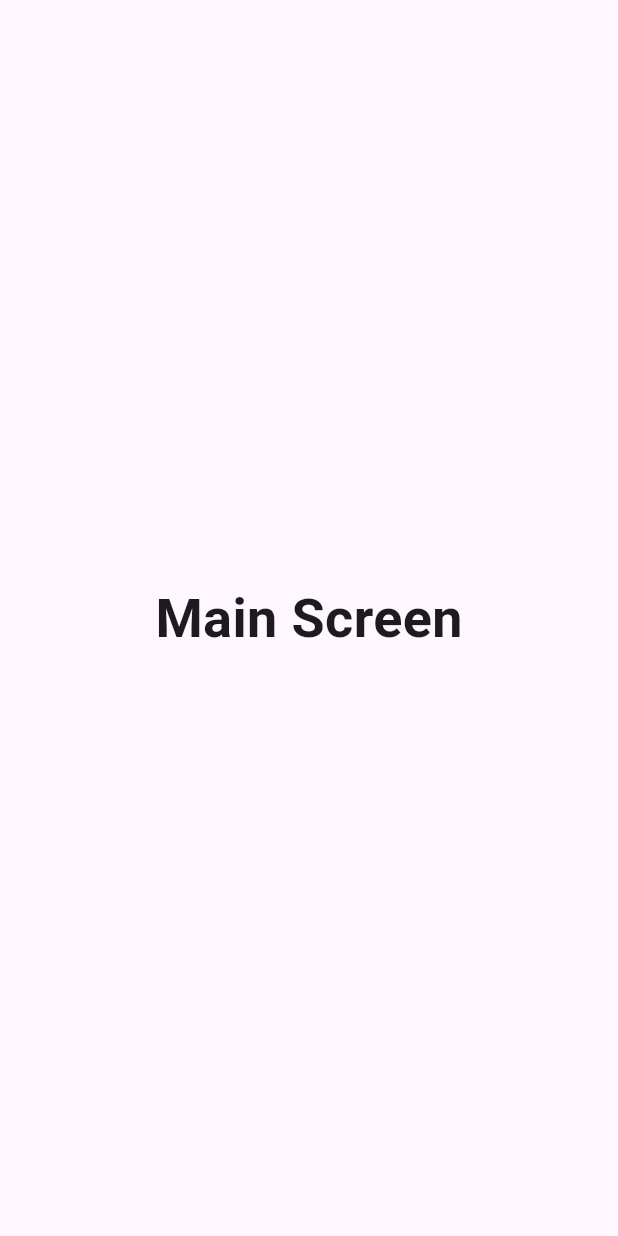
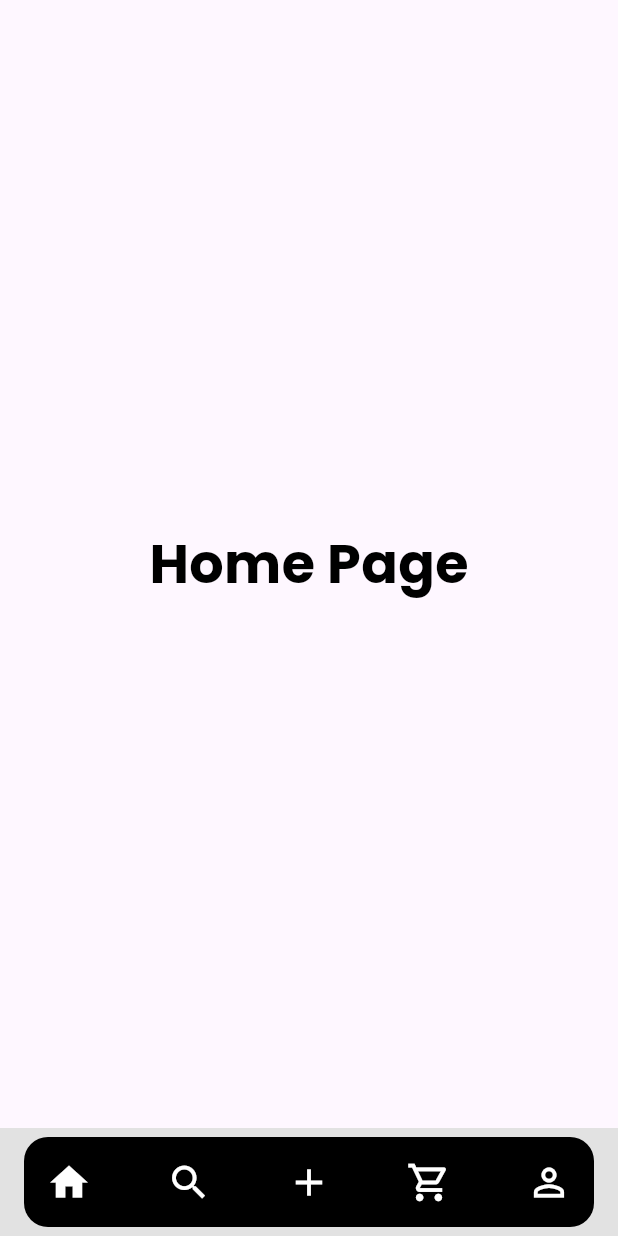
Before and after one commit to ashikulislamdev/mini_ecom, a Flutter app: the screen it shows after launch, on a phone screen of 412 x 824 dp. Run offline on Flutter 3.47's test engine with Material 2 defaults, Android fonts, the light colour scheme and no system bars; our stand-ins replace google_fonts.

Commit message:
Folder stracture and bottom nav bar complete with provider

```diff
--- /dev/null
+++ b/lib/controllers/main_screen_provider.dart
@@ -0,0 +1,11 @@
+import 'package:flutter/material.dart';
+
+class MainScreenNotifier extends ChangeNotifier {
+  int _pageIndex = 0;
+
+  int get pageIndex => _pageIndex;
+  set pageIndex(int newIndex) {
+    _pageIndex = newIndex;
+    notifyListeners();
+  }
+}
--- a/lib/main.dart
+++ b/lib/main.dart
@@ -1,7 +1,13 @@
 import 'package:flutter/material.dart';
+import 'package:mini_ecom/controllers/main_screen_provider.dart';
+import 'package:provider/provider.dart';
+
+import 'views/ui/main_screen.dart';
 
 void main() {
-  runApp(const MyApp());
+  runApp(MultiProvider(providers: [
+    ChangeNotifierProvider(create: (context) => MainScreenNotifier())
+  ], child: const MyApp()));
 }
 
 class MyApp extends StatelessWidget {
@@ -16,23 +22,7 @@ class MyApp extends StatelessWidget {
         colorScheme: ColorScheme.fromSeed(seedColor: Colors.deepPurple),
         useMaterial3: true,
       ),
-      home: const MainScreen(),
+      home: MainScreen(),
     );
   }
 }
-
-class MainScreen extends StatelessWidget {
-  const MainScreen({super.key});
-
-  @override
-  Widget build(BuildContext context) {
-    return const Scaffold(
-      body: Center(
-        child: Text(
-          "Main Screen",
-          style: TextStyle(fontSize: 36, fontWeight: FontWeight.bold),
-        ),
-      ),
-    );
-  }
-}
--- /dev/null
+++ b/lib/views/shared/app_style.dart
@@ -0,0 +1,6 @@
+import 'package:flutter/material.dart';
+import 'package:google_fonts/google_fonts.dart';
+
+TextStyle appStyle(double fSize, Color tColor, FontWeight fw) {
+  return GoogleFonts.poppins(fontSize: fSize, color: tColor, fontWeight: fw);
+}
--- /dev/null
+++ b/lib/views/shared/bottom_nav.dart
@@ -0,0 +1,75 @@
+import 'package:flutter/material.dart';
+import 'package:mini_ecom/controllers/main_screen_provider.dart';
+import 'package:mini_ecom/views/shared/bottom_nav_widget.dart';
+import 'package:provider/provider.dart';
+
+class BottomNav extends StatelessWidget {
+  const BottomNav({
+    super.key,
+  });
+
+  @override
+  Widget build(BuildContext context) {
+    return Consumer<MainScreenNotifier>(
+      builder: (context, mainScreenNotifier, child) {
+        return SafeArea(
+            child: Padding(
+          padding: const EdgeInsets.all(6),
+          child: Container(
+            margin: const EdgeInsets.symmetric(horizontal: 10),
+            padding: const EdgeInsets.all(12),
+            decoration: BoxDecoration(
+              color: Colors.black,
+              borderRadius: BorderRadius.circular(16),
+            ),
+            child: Row(
+              mainAxisAlignment: MainAxisAlignment.spaceBetween,
+              children: [
+                BottomNavWidget(
+                  onTap: () {
+                    mainScreenNotifier.pageIndex = 0;
+                  },
+                  iconData: mainScreenNotifier.pageIndex == 0
+                      ? Icons.home
+                      : Icons.home_outlined,
+                ),
+                BottomNavWidget(
+                  onTap: () {
+                    mainScreenNotifier.pageIndex = 1;
+                  },
+                  iconData: mainScreenNotifier.pageIndex == 1
+                      ? Icons.search
+                      : Icons.search_outlined,
+                ),
+                BottomNavWidget(
+                  onTap: () {
+                    mainScreenNotifier.pageIndex = 2;
+                  },
+                  iconData: mainScreenNotifier.pageIndex == 2
+                      ? Icons.add
+                      : Icons.add_outlined,
+                ),
+                BottomNavWidget(
+                  onTap: () {
+                    mainScreenNotifier.pageIndex = 3;
+                  },
+                  iconData: mainScreenNotifier.pageIndex == 3
+                      ? Icons.shopping_cart
+                      : Icons.shopping_cart_outlined,
+                ),
+                BottomNavWidget(
+                  onTap: () {
+                    mainScreenNotifier.pageIndex = 4;
+                  },
+                  iconData: mainScreenNotifier.pageIndex == 4
+                      ? Icons.person
+                      : Icons.person_outline,
+                ),
+              ],
+            ),
+          ),
+        ));
+      },
+    );
+  }
+}
--- /dev/null
+++ b/lib/views/shared/bottom_nav_widget.dart
@@ -0,0 +1,25 @@
+import 'package:flutter/material.dart';
+
+class BottomNavWidget extends StatelessWidget {
+  const BottomNavWidget({
+    super.key,
+    this.onTap,
+    this.iconData,
+  });
+  final Function()? onTap;
+  final IconData? iconData;
+  @override
+  Widget build(BuildContext context) {
+    return GestureDetector(
+        onTap: onTap,
+        child: SizedBox(
+          height: 36,
+          width: 36,
+          child: Icon(
+            iconData,
+            size: 30,
+            color: Colors.white,
+          ),
+        ));
+  }
+}
--- /dev/null
+++ b/lib/views/ui/home_page.dart
@@ -0,0 +1,23 @@
+import 'package:flutter/material.dart';
+import 'package:mini_ecom/views/shared/app_style.dart';
+
+class HomePage extends StatefulWidget {
+  const HomePage({super.key});
+
+  @override
+  State<HomePage> createState() => _HomePageState();
+}
+
+class _HomePageState extends State<HomePage> {
+  @override
+  Widget build(BuildContext context) {
+    return Scaffold(
+      body: Center(
+        child: Text(
+          "Home Page",
+          style: appStyle(36, Colors.black, FontWeight.bold),
+        ),
+      ),
+    );
+  }
+}
--- /dev/null
+++ b/lib/views/ui/main_screen.dart
@@ -0,0 +1,34 @@
+import 'package:flutter/material.dart';
+import 'package:mini_ecom/controllers/main_screen_provider.dart';
+import 'package:mini_ecom/views/shared/bottom_nav.dart';
+import 'package:mini_ecom/views/ui/cart_page.dart';
+import 'package:mini_ecom/views/ui/home_page.dart';
+import 'package:mini_ecom/views/ui/profile_page.dart';
+import 'package:mini_ecom/views/ui/search_page.dart';
+import 'package:provider/provider.dart';
+
+// ignore: must_be_immutable
+class MainScreen extends StatelessWidget {
+  MainScreen({super.key});
+
+  List<Widget> pageList = const [
+    HomePage(),
+    SearchPage(),
+    HomePage(),
+    CartPage(),
+    ProfilePage()
+  ];
+
+  @override
+  Widget build(BuildContext context) {
+    return Consumer<MainScreenNotifier>(
+      builder: (context, mainScreenNotifier, child) {
+        return Scaffold(
+          body: pageList[mainScreenNotifier.pageIndex],
+          backgroundColor: const Color(0xFFE2E2E2),
+          bottomNavigationBar: const BottomNav(),
+        );
+      },
+    );
+  }
+}
--- a/pubspec.yaml
+++ b/pubspec.yaml
@@ -35,6 +35,9 @@ dependencies:
   # The following adds the Cupertino Icons font to your application.
   # Use with the CupertinoIcons class for iOS style icons.
   cupertino_icons: ^1.0.2
+  provider: ^6.0.5
+  google_fonts: ^5.1.0
+  hive: ^2.2.3
 
 dev_dependencies:
   flutter_test:
```
Also changed, not shown: lib/views/ui/cart_page.dart (added, +23 -0 lines), lib/views/ui/profile_page.dart (added, +23 -0 lines), lib/views/ui/search_page.dart (added, +23 -0 lines), pubspec.lock, 1 other file.
